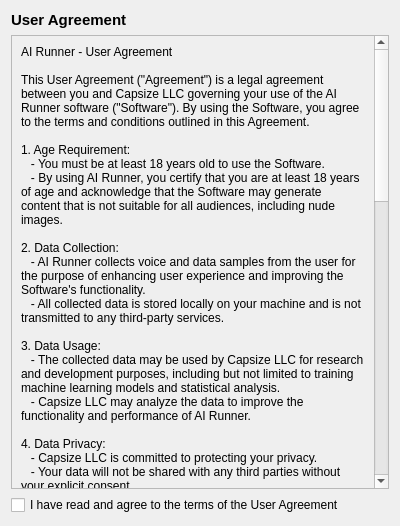
This is src/airunner/gui/windows/setup_wizard/user_agreement/templates/user_agreement.ui in Capsize-Games/airunner as Qt 5 draws it before an edit. The edited form follows.
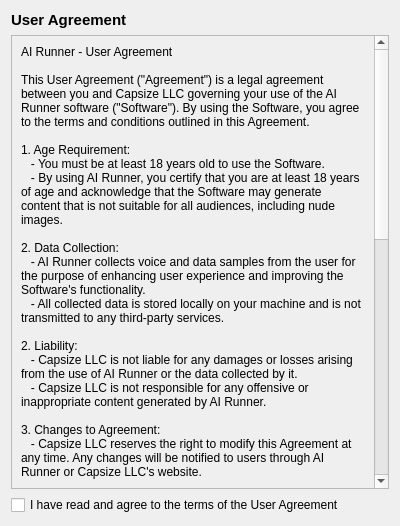
This is the edited form.

Diff of the .ui file:
```diff
--- a/src/airunner/gui/windows/setup_wizard/user_agreement/templates/user_agreement.ui
+++ b/src/airunner/gui/windows/setup_wizard/user_agreement/templates/user_agreement.ui
@@ -44,39 +44,27 @@
    - AI Runner collects voice and data samples from the user for the purpose of enhancing user experience and improving the Software's functionality.
    - All collected data is stored locally on your machine and is not transmitted to any third-party services.
 
-3. Data Usage:
-   - The collected data may be used by Capsize LLC for research and development purposes, including but not limited to training machine learning models and statistical analysis.
-   - Capsize LLC may analyze the data to improve the functionality and performance of AI Runner.
-
-4. Data Privacy:
-   - Capsize LLC is committed to protecting your privacy.
-   - Your data will not be shared with any third parties without your explicit consent.
-   - We will take all necessary measures to safeguard your data from unauthorized access or disclosure.
-
-5. Consent:
-   - By using AI Runner, you consent to the collection and usage of your data as described in this Agreement.
-
-6. Liability:
+2. Liability:
    - Capsize LLC is not liable for any damages or losses arising from the use of AI Runner or the data collected by it.
    - Capsize LLC is not responsible for any offensive or inappropriate content generated by AI Runner.
 
-7. Changes to Agreement:
+3. Changes to Agreement:
    - Capsize LLC reserves the right to modify this Agreement at any time. Any changes will be notified to users through AI Runner or Capsize LLC's website.
 
-8. Contact:
+4. Contact:
    - If you have any questions or concerns about this Agreement or AI Runner, please contact Capsize LLC at [insert contact information].
 
-9. Content Warning:
+5. Content Warning:
    - AI Runner includes features that can generate images and content, some of which may be considered sensitive or inappropriate for some users.
    - Users are advised to use these features responsibly and are warned that the generated content may include nude images, which are intended only for adult users.
 
-10. Experimental Features:
+6. Experimental Features:
     - AI Runner includes highly experimental features such as vision and voice processing chatbots and image generation capabilities.
     - These features are intended for use by adults and experts only and should not be relied upon for critical or sensitive tasks.
     - The outputs generated by these experimental features may be inaccurate, biased, or inappropriate, and should be treated with caution and skepticism.
     - Capsize LLC makes no guarantees or warranties regarding the performance, reliability, or suitability of these experimental features.
 
-11. Open Source Software:
+7. Open Source Software:
     - AI Runner is an open source software application that is capable of running open source AI models.
     - The use of open source AI models within AI Runner is subject to the respective licenses and terms of those models.
     - Capsize LLC is not responsible for the functionality, performance, or content of the open source AI models used within AI Runner.
```
